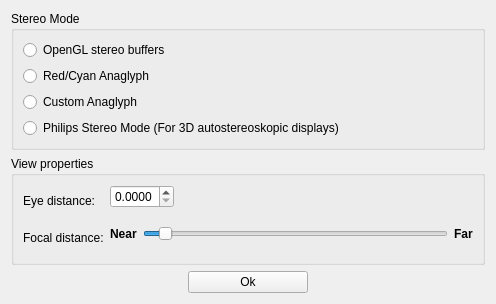
First picture: the form in OpenFlipper/widgets/stereoSettingsWidget/stereoSettingsWidget.ui, repository ShenRen/OpenFlipper, before the edit.
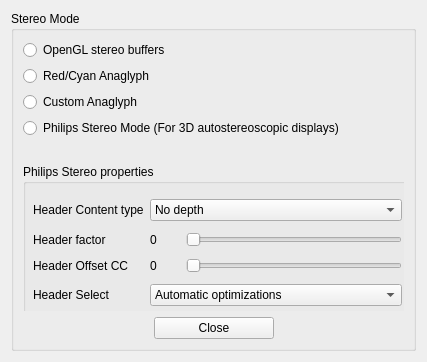
Second picture: the form after the edit. The open tabs and pages were chosen to show the change.

Commit message: Adapted stereo settings context menu to directly change values when changing the sliders. Added option entries for philips stereo mode.

```diff
--- a/OpenFlipper/widgets/stereoSettingsWidget/stereoSettingsWidget.ui
+++ b/OpenFlipper/widgets/stereoSettingsWidget/stereoSettingsWidget.ui
@@ -6,8 +6,8 @@
    <rect>
     <x>0</x>
     <y>0</y>
-    <width>496</width>
-    <height>304</height>
+    <width>427</width>
+    <height>362</height>
    </rect>
   </property>
   <property name="windowTitle">
@@ -44,15 +44,25 @@
       <item>
        <widget class="QRadioButton" name="stereoPhilips">
         <property name="text">
-         <string>Philips Stereo Mode (For 3D autostereoskopic displays)</string>
+         <string>Philips Stereo Mode (For 3D autostereoscopic displays)</string>
         </property>
-       </widget>
-      </item>
-     </layout>
     </widget>
    </item>
    <item>
+       <widget class="QStackedWidget" name="stackedWidget">
+        <property name="currentIndex">
+         <number>0</number>
+        </property>
+        <widget class="QWidget" name="page">
     <widget class="QGroupBox" name="groupBox_7">
+          <property name="geometry">
+           <rect>
+            <x>0</x>
+            <y>20</y>
+            <width>381</width>
+            <height>101</height>
+           </rect>
+          </property>
      <property name="title">
       <string>View properties</string>
      </property>
@@ -160,44 +170,228 @@
       </item>
      </layout>
     </widget>
-   </item>
+        </widget>
+        <widget class="QWidget" name="page_2">
+         <widget class="QGroupBox" name="groupBox">
+          <property name="geometry">
+           <rect>
+            <x>0</x>
+            <y>20</y>
+            <width>391</width>
+            <height>161</height>
+           </rect>
+          </property>
+          <property name="title">
+           <string>Philips Stereo properties</string>
+          </property>
+          <widget class="QWidget" name="gridLayoutWidget">
+           <property name="geometry">
+            <rect>
+             <x>10</x>
+             <y>30</y>
+             <width>369</width>
+             <height>121</height>
+            </rect>
+           </property>
+           <layout class="QGridLayout" name="gridLayout">
+            <item row="0" column="0">
+             <widget class="QLabel" name="label">
+              <property name="text">
+               <string>Header Content type</string>
+              </property>
+             </widget>
+            </item>
+            <item row="0" column="1">
+             <widget class="QComboBox" name="headerContentType">
    <item>
-    <layout class="QHBoxLayout" name="horizontalLayout">
+               <property name="text">
+                <string>No depth</string>
+               </property>
+              </item>
      <item>
-      <spacer name="horizontalSpacer">
+               <property name="text">
+                <string>Signage</string>
+               </property>
+              </item>
+              <item>
+               <property name="text">
+                <string>Movie</string>
+               </property>
+              </item>
+              <item>
+               <property name="text">
+                <string>Game</string>
+               </property>
+              </item>
+              <item>
+               <property name="text">
+                <string>CGI</string>
+               </property>
+              </item>
+              <item>
+               <property name="text">
+                <string>Still</string>
+               </property>
+              </item>
+             </widget>
+            </item>
+            <item row="1" column="0">
+             <widget class="QLabel" name="label_2">
+              <property name="text">
+               <string>Header factor</string>
+              </property>
+             </widget>
+            </item>
+            <item row="2" column="0">
+             <widget class="QLabel" name="label_3">
+              <property name="text">
+               <string>Header Offset CC</string>
+              </property>
+             </widget>
+            </item>
+            <item row="3" column="0">
+             <widget class="QLabel" name="label_4">
+              <property name="text">
+               <string>Header Select</string>
+              </property>
+             </widget>
+            </item>
+            <item row="3" column="1">
+             <widget class="QComboBox" name="headerSelect">
+              <item>
+               <property name="text">
+                <string>Automatic optimizations</string>
+               </property>
+              </item>
+              <item>
+               <property name="text">
+                <string>Header provided factor</string>
+               </property>
+              </item>
+              <item>
+               <property name="text">
+                <string>Header provided offset</string>
+               </property>
+              </item>
+              <item>
+               <property name="text">
+                <string>Header provided factor and offset</string>
+               </property>
+              </item>
+             </widget>
+            </item>
+            <item row="1" column="1">
+             <layout class="QHBoxLayout" name="horizontalLayout_2">
+              <item>
+               <widget class="QLabel" name="factorCounter">
+                <property name="minimumSize">
+                 <size>
+                  <width>30</width>
+                  <height>0</height>
+                 </size>
+                </property>
+                <property name="maximumSize">
+                 <size>
+                  <width>30</width>
+                  <height>16777215</height>
+                 </size>
+                </property>
+                <property name="layoutDirection">
+                 <enum>Qt::RightToLeft</enum>
+                </property>
+                <property name="text">
+                 <string>0</string>
+                </property>
+               </widget>
+              </item>
+              <item>
+               <widget class="QSlider" name="headerFactor">
+                <property name="maximum">
+                 <number>255</number>
+                </property>
        <property name="orientation">
         <enum>Qt::Horizontal</enum>
        </property>
-       <property name="sizeHint" stdset="0">
-        <size>
-         <width>40</width>
-         <height>20</height>
-        </size>
-       </property>
-      </spacer>
-     </item>
+               </widget>
+              </item>
+             </layout>
+            </item>
+            <item row="2" column="1">
+             <layout class="QHBoxLayout" name="horizontalLayout_3">
      <item>
-      <widget class="QPushButton" name="confirmButton">
+               <widget class="QLabel" name="offsetCounter">
        <property name="sizePolicy">
-        <sizepolicy hsizetype="Fixed" vsizetype="Fixed">
+                 <sizepolicy hsizetype="Preferred" vsizetype="Preferred">
          <horstretch>0</horstretch>
          <verstretch>0</verstretch>
         </sizepolicy>
        </property>
        <property name="minimumSize">
         <size>
+                  <width>30</width>
+                  <height>0</height>
+                 </size>
+                </property>
+                <property name="maximumSize">
+                 <size>
+                  <width>30</width>
+                  <height>16777215</height>
+                 </size>
+                </property>
+                <property name="layoutDirection">
+                 <enum>Qt::RightToLeft</enum>
+                </property>
+                <property name="text">
+                 <string>0</string>
+                </property>
+               </widget>
+              </item>
+              <item>
+               <widget class="QSlider" name="headerOffsetCC">
+                <property name="enabled">
+                 <bool>true</bool>
+                </property>
+                <property name="maximum">
+                 <number>255</number>
+                </property>
+                <property name="orientation">
+                 <enum>Qt::Horizontal</enum>
+                </property>
+               </widget>
+              </item>
+             </layout>
+            </item>
+           </layout>
+          </widget>
+         </widget>
+        </widget>
+       </widget>
+      </item>
+      <item>
+       <layout class="QHBoxLayout" name="horizontalLayout">
+        <item>
+         <spacer name="horizontalSpacer">
+          <property name="orientation">
+           <enum>Qt::Horizontal</enum>
+          </property>
+          <property name="sizeHint" stdset="0">
+           <size>
+            <width>40</width>
+            <height>20</height>
+           </size>
+          </property>
+         </spacer>
+        </item>
+        <item>
+         <widget class="QPushButton" name="closeButton">
+          <property name="minimumSize">
+           <size>
          <width>120</width>
          <height>0</height>
         </size>
        </property>
-       <property name="maximumSize">
-        <size>
-         <width>200</width>
-         <height>16777215</height>
-        </size>
-       </property>
        <property name="text">
-        <string>Ok</string>
+           <string>Close</string>
        </property>
       </widget>
      </item>
@@ -215,6 +409,9 @@
       </spacer>
      </item>
     </layout>
+      </item>
+     </layout>
+    </widget>
    </item>
   </layout>
  </widget>
```
Left out of the diff: 2 changed lines with no effect on the pictures. Lines whose indentation alone changed are shown as unchanged. The commit also changes 6 other files.
